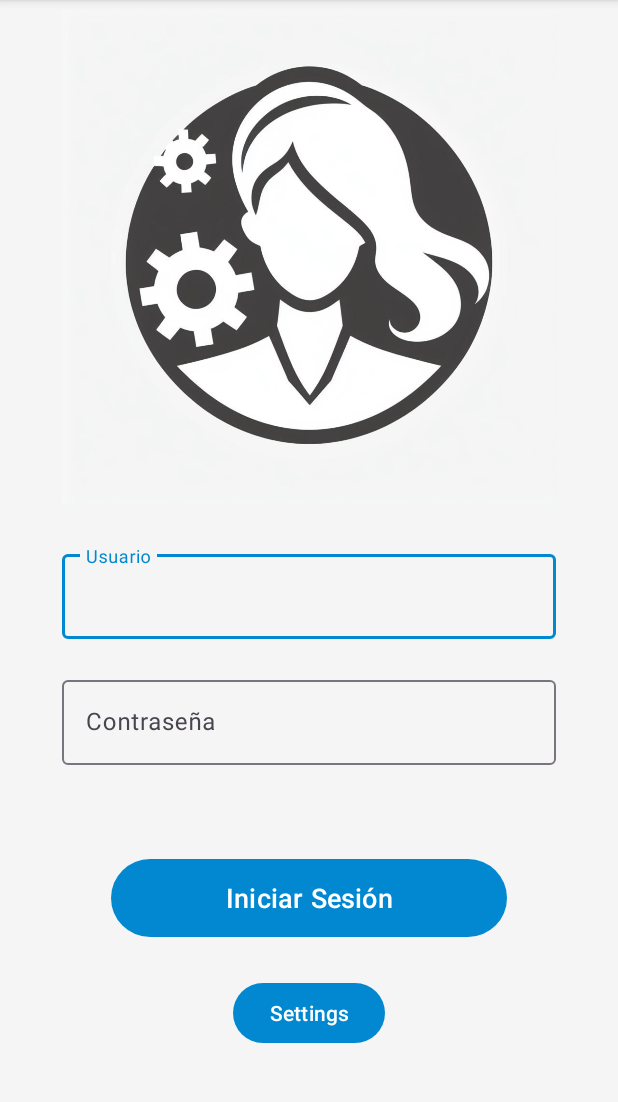
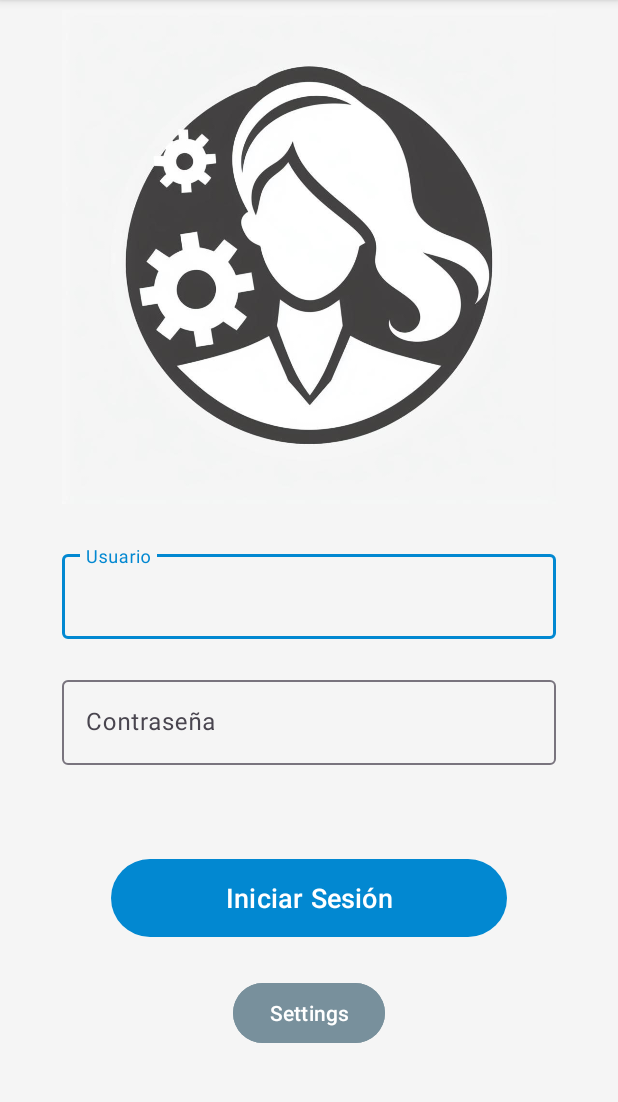
Before and after one commit to k3ssdev/TeamTrekAndroid, an Android app: the screen it shows after launch (LoginActivity), on a phone screen of 412 x 824 dp, the part 96-1198 px from its top. Run offline under Robolectric (Android 15) with nearby library versions, the phone set to English and light mode, and no system bars.

Commit message:
updated settings button color

```diff
--- a/app/src/main/res/layout/login_activity.xml
+++ b/app/src/main/res/layout/login_activity.xml
@@ -138,7 +138,7 @@
         android:layout_width="wrap_content"
         android:layout_height="wrap_content"
         android:text="Settings"
-
+        android:backgroundTint="@color/botonSettings"
         app:layout_constraintBottom_toTopOf="@+id/guidelineHorizontalBottom"
         app:layout_constraintEnd_toStartOf="@+id/guidelineVerticalEnd"
         app:layout_constraintStart_toStartOf="@+id/guidelineVerticalStart"
--- a/app/src/main/res/values/colors.xml
+++ b/app/src/main/res/values/colors.xml
@@ -20,5 +20,6 @@
     <color name="background_dark">#121212</color>
     <color name="botonEntrada">#4CAF50</color>
     <color name="botonSalida">#F44336</color>
+    <color name="botonSettings">#78909C</color>
 
 </resources>
--- a/app/src/main/res/values/styles.xml
+++ b/app/src/main/res/values/styles.xml
@@ -2,4 +2,5 @@
 <resources>
     <attr name="imagenTema" format="reference" />
 
+
 </resources>
```
Also changed, not shown: app/src/main/java/io/github/k3ssdev/teamtrekandroid/MainActivity.java (+21 -2 lines).
